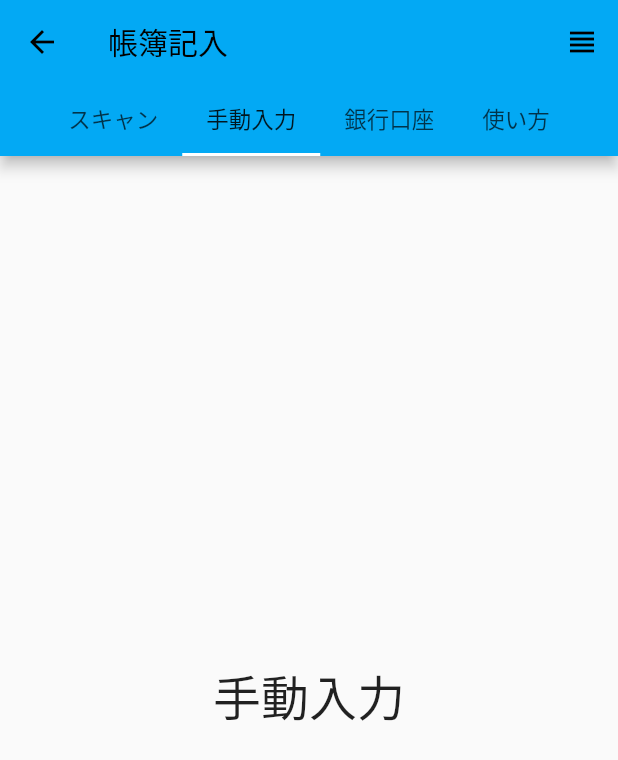
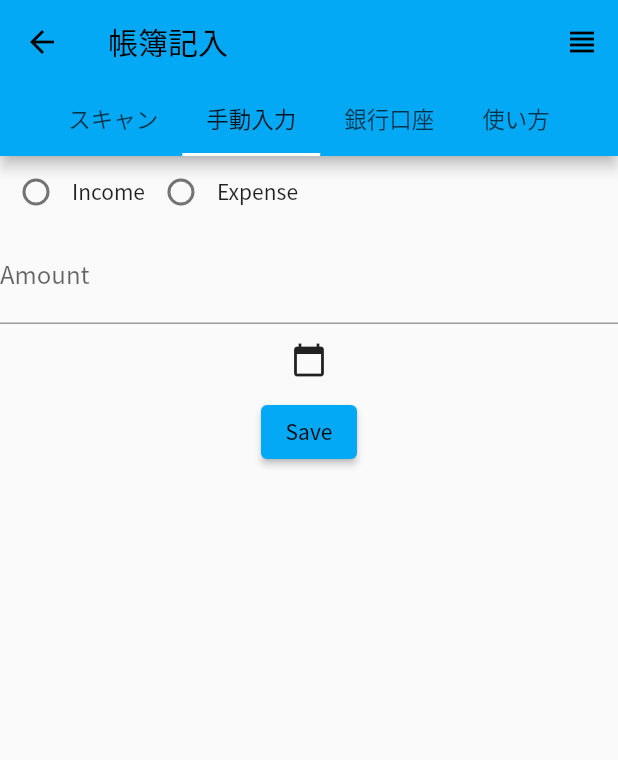
Before and after one commit to U-22-gg/U-22, a Flutter app: the LedgerPageScreen screen opened directly, tab 2 chosen, on a phone screen of 412 x 824 dp. Shown: the top 760 px of the screen. Run offline on Flutter 3.47's test engine with Material 2 defaults, Android fonts, the phone set to English and light mode, and no system bars; our stand-ins replace cloud_firestore, firebase_auth, firebase_core, flutter_riverpod, logger; accounts and stored records are empty.

Commit message:
ledger first commit

```diff
--- a/lib/src/screens/ledger_page.dart
+++ b/lib/src/screens/ledger_page.dart
@@ -1,7 +1,45 @@
 import 'package:flutter/material.dart';
+import 'package:cloud_firestore/cloud_firestore.dart';
+import 'package:firebase_auth/firebase_auth.dart';
 
-class LedgerPageScreen extends StatelessWidget {
+class LedgerPageScreen extends StatefulWidget {
   const LedgerPageScreen({Key? key}) : super(key: key);
+
+  @override
+  _LedgerPageScreenState createState() => _LedgerPageScreenState();
+}
+
+class _LedgerPageScreenState extends State<LedgerPageScreen> {
+  final _auth = FirebaseAuth.instance;
+  final _firestore = FirebaseFirestore.instance;
+  String? _transactionType;
+  String? _category;
+  String? _expense;
+  String _amount = '';
+  DateTime _date = DateTime.now();
+
+  Future<void> saveTransaction() async {
+    if (_transactionType == null ||
+        _amount.isEmpty ||
+        (_transactionType == 'Income' && _category == null) ||
+        (_transactionType == 'Expense' && _expense == null)) {
+      // Show some error and return
+      print("Incomplete data");
+      return;
+    }
+    final uid = _auth.currentUser?.uid ?? '';
+    final transactionId = _firestore.collection('transaction').doc().id;
+    final summary = _transactionType == 'Income' ? _category : _expense;
+
+    await _firestore.collection('transaction').doc(transactionId).set({
+      'user_id': uid,
+      'transaction_id': transactionId,
+      'summary': summary,
+      'date': _date,
+      'category': _transactionType == 'Income' ? _category : null,
+      'expenses': _transactionType == 'Expense' ? _expense : null,
+    });
+  }
 
   @override
   Widget build(BuildContext context) {
@@ -30,13 +68,113 @@ class LedgerPageScreen extends StatelessWidget {
             labelStyle: TextStyle(fontSize: 15.0),
           ),
         ),
-        body: const TabBarView(
+        body: TabBarView(
           children: <Widget>[
             Center(
               child: Text('レシート読み取り', style: TextStyle(fontSize: 32.0)),
             ),
             Center(
-              child: Text('手動入力', style: TextStyle(fontSize: 32.0)),
+              child: Column(
+                children: [
+                  Row(
+                    children: [
+                      Radio(
+                        value: 'Income',
+                        groupValue: _transactionType,
+                        onChanged: (String? value) {
+                          setState(() {
+                            _transactionType = value;
+                          });
+                        },
+                      ),
+                      Text('Income'),
+                      Radio(
+                        value: 'Expense',
+                        groupValue: _transactionType,
+                        onChanged: (String? value) {
+                          setState(() {
+                            _transactionType = value;
+                          });
+                        },
+                      ),
+                      Text('Expense'),
+                    ],
+                  ),
+                  if (_transactionType == 'Income')
+                    DropdownButton<String>(
+                      value: _category,
+                      items: ['売上', '雑収入等', '仕入'].map((String value) {
+                        return DropdownMenuItem<String>(
+                          value: value,
+                          child: Text(value),
+                        );
+                      }).toList(),
+                      onChanged: (String? value) {
+                        setState(() {
+                          _category = value;
+                        });
+                      },
+                    ),
+                  if (_transactionType == 'Expense')
+                    DropdownButton<String>(
+                      value: _expense,
+                      items: [
+                        '給料賃金',
+                        '外注工賃',
+                        '減価償却費',
+                        '貸倒金',
+                        '地代家賃',
+                        '利子割引料',
+                        '租税公課',
+                        '水道光熱費',
+                        '旅費交通費',
+                        '通信費',
+                        '修繕費',
+                        '消耗品費',
+                        '雑費'
+                      ].map((String value) {
+                        return DropdownMenuItem<String>(
+                          value: value,
+                          child: Text(value),
+                        );
+                      }).toList(),
+                      onChanged: (String? value) {
+                        setState(() {
+                          _expense = value;
+                        });
+                      },
+                    ),
+                  TextField(
+                    onChanged: (value) {
+                      _amount = value;
+                    },
+                    keyboardType: TextInputType.number,
+                    decoration: InputDecoration(
+                      labelText: "Amount",
+                    ),
+                  ),
+                  IconButton(
+                    icon: Icon(Icons.calendar_today),
+                    onPressed: () async {
+                      final date = await showDatePicker(
+                        context: context,
+                        initialDate: _date,
+                        firstDate: DateTime(2000),
+                        lastDate: DateTime.now(),
+                      );
+                      if (date != null) {
+                        setState(() {
+                          _date = date;
+                        });
+                      }
+                    },
+                  ),
+                  ElevatedButton(
+                    onPressed: saveTransaction,
+                    child: Text('Save'),
+                  ),
+                ],
+              ),
             ),
             Center(
               child: Text('銀行口座', style: TextStyle(fontSize: 32.0)),
--- a/pubspec.yaml
+++ b/pubspec.yaml
@@ -34,7 +34,9 @@ dependencies:
   firebase_auth: ^4.6.2
   flutter_riverpod: ^2.3.6
   cupertino_icons: ^1.0.2
+  camera: ^0.10.5+2
   logger: ^1.1.0
+  cloud_firestore: ^4.8.1
 
 
 dev_dependencies:
```
Also changed, not shown: lib/main.dart (+6 -3 lines), pubspec.lock, 2 other files.
